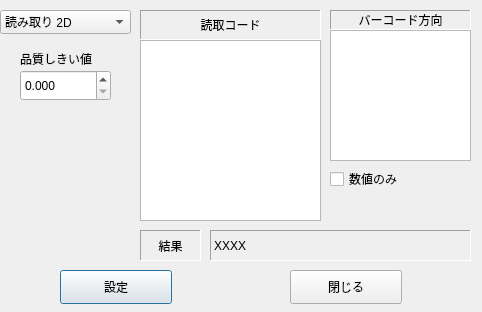
Old version of the form Algorithm/BCRInspection/SetThresholdForm.ui in the repository OpenAA-Project/OpenAA-Inspection.
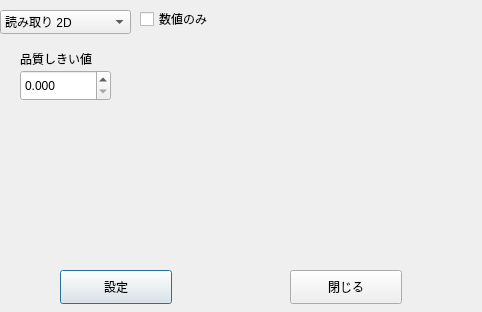
New version of the form. The open tabs and pages were chosen to show the change.

Commit message: Movie,OCR,Barcode relations are updated

```diff
--- a/Algorithm/BCRInspection/SetThresholdForm.ui
+++ b/Algorithm/BCRInspection/SetThresholdForm.ui
@@ -84,91 +84,11 @@
     <number>1</number>
    </property>
    <widget class="QWidget" name="Read">
-    <widget class="QTableWidget" name="tableWidgetBarcodeType">
-     <property name="geometry">
-      <rect>
-       <x>0</x>
-       <y>30</y>
-       <width>181</width>
-       <height>181</height>
-      </rect>
-     </property>
-     <attribute name="horizontalHeaderVisible">
-      <bool>false</bool>
-     </attribute>
-     <column>
-      <property name="text">
-       <string>Code</string>
-      </property>
-     </column>
-    </widget>
-    <widget class="QLabel" name="label_4">
-     <property name="geometry">
-      <rect>
-       <x>0</x>
-       <y>0</y>
-       <width>181</width>
-       <height>30</height>
-      </rect>
-     </property>
-     <property name="frameShape">
-      <enum>QFrame::Panel</enum>
-     </property>
-     <property name="frameShadow">
-      <enum>QFrame::Sunken</enum>
-     </property>
-     <property name="text">
-      <string>読取コード</string>
-     </property>
-     <property name="alignment">
-      <set>Qt::AlignCenter</set>
-     </property>
-    </widget>
-    <widget class="QTableWidget" name="tableWidgetBarcodeOrientation">
-     <property name="geometry">
-      <rect>
-       <x>190</x>
-       <y>20</y>
-       <width>141</width>
-       <height>131</height>
-      </rect>
-     </property>
-     <attribute name="horizontalHeaderVisible">
-      <bool>false</bool>
-     </attribute>
-     <column>
-      <property name="text">
-       <string>Code</string>
-      </property>
-     </column>
-    </widget>
-    <widget class="QLabel" name="label_5">
-     <property name="geometry">
-      <rect>
-       <x>190</x>
-       <y>0</y>
-       <width>141</width>
-       <height>20</height>
-      </rect>
-     </property>
-     <property name="frameShape">
-      <enum>QFrame::Panel</enum>
-     </property>
-     <property name="frameShadow">
-      <enum>QFrame::Sunken</enum>
-     </property>
-     <property name="text">
-      <string>バーコード方向</string>
-     </property>
-     <property name="alignment">
-      <set>Qt::AlignCenter</set>
-     </property>
-    </widget>
     <widget class="QCheckBox" name="checkBoxBarcodeIsOnlyDigit">
      <property name="geometry">
       <rect>
-       <x>190</x>
-       <y>160</y>
+       <x>0</x>
+       <y>0</y>
        <width>141</width>
        <height>18</height>
       </rect>
@@ -177,47 +97,6 @@
       <string>数値のみ</string>
      </property>
     </widget>
-    <widget class="QLabel" name="label_6">
-     <property name="geometry">
-      <rect>
-       <x>0</x>
-       <y>220</y>
-       <width>61</width>
-       <height>31</height>
-      </rect>
-     </property>
-     <property name="frameShape">
-      <enum>QFrame::Panel</enum>
-     </property>
-     <property name="frameShadow">
-      <enum>QFrame::Sunken</enum>
-     </property>
-     <property name="text">
-      <string>結果</string>
-     </property>
-     <property name="alignment">
-      <set>Qt::AlignCenter</set>
-     </property>
-    </widget>
-    <widget class="QLabel" name="labelResultBarCode">
-     <property name="geometry">
-      <rect>
-       <x>70</x>
-       <y>220</y>
-       <width>261</width>
-       <height>31</height>
-      </rect>
-     </property>
-     <property name="frameShape">
-      <enum>QFrame::Panel</enum>
-     </property>
-     <property name="frameShadow">
-      <enum>QFrame::Sunken</enum>
-     </property>
-     <property name="text">
-      <string>XXXX</string>
-     </property>
-    </widget>
    </widget>
    <widget class="QWidget" name="Quality">
     <widget class="QPushButton" name="pushButtonSub">
```
Left out of the diff: 22 changed lines with no effect on the pictures. The commit also changes 81 other files.
